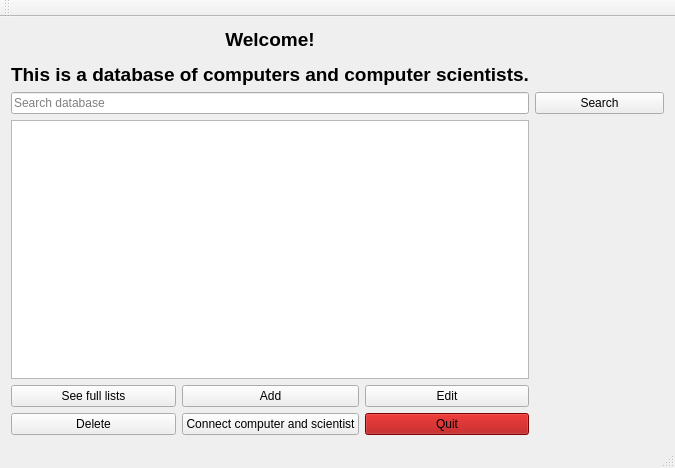
Before: the Qt Designer form Skil3/MainWindow.ui in Chiquita40-VLN-H2016/chiquita40, drawn with Qt 5.
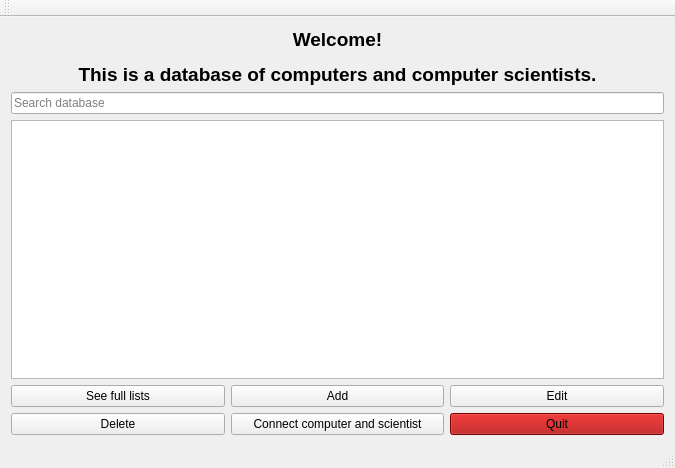
After: the same form once the commit is applied.

Diff of the .ui file:
```diff
--- a/Skil3/MainWindow.ui
+++ b/Skil3/MainWindow.ui
@@ -29,13 +29,6 @@
       </property>
      </widget>
     </item>
-    <item row="1" column="3">
-     <widget class="QPushButton" name="button_frontPageSearch">
-      <property name="text">
-       <string>Search</string>
-      </property>
-     </widget>
-    </item>
     <item row="2" column="0" colspan="3">
      <widget class="QListWidget" name="list_frontPageSearchResult"/>
     </item>
```
Left out of the diff: 14 changed lines with no effect on the pictures.
